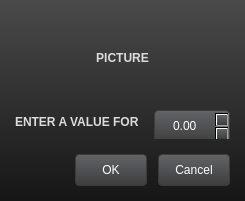
First picture: the form in gui/uimessagebox.ui, repository buzzinglight/IanniX, before the edit.
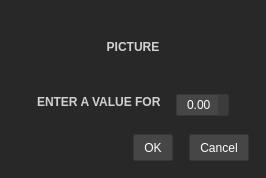
Second picture: the form after the edit. The open tabs and pages were chosen to show the change. Icons and pictures are not drawn.

The edit to the form file:
```diff
--- a/gui/uimessagebox.ui
+++ b/gui/uimessagebox.ui
@@ -6,264 +6,326 @@
    <rect>
     <x>0</x>
     <y>0</y>
-    <width>245</width>
-    <height>201</height>
+    <width>266</width>
+    <height>168</height>
    </rect>
   </property>
   <property name="windowTitle">
    <string>IanniX</string>
   </property>
   <property name="styleSheet">
-   <string notr="true">QWidget {
-	font: 12px &quot;Arial&quot;;
+   <string notr="true">QTabWidget, QLabel, QCheckBox, QLineEdit, QPlainTextEdit, QPushButton, QSpinBox, QDoubleSpinBox, QTreeView, QHeaderView, QTabBar, QComboBox, QFrame#globalFrame, QTabBar::tab, QTreeView, QHeaderView, QDockWidget, QStatusBar {
+	font: 						10px &quot;Museo Sans&quot;, &quot;Arial&quot;;
+	padding:					0px;
+	margin:					0px;
+	min-height: 				20px;
+	color: 						white;
+	border: 					0px solid black;
 }
-QLabel {
-	font: bold;
+QPushButton, QSpinBox, QDoubleSpinBox, QLineEdit, QPlainTextEdit, QCheckBox::indicator, QTreeView::indicator, QComboBox, QTreeView, QHeaderView {
+	border: 					1px solid rgb(55, 55, 55);
+	border-radius: 		2px;
+	background-color: 	rgb(70, 70, 70);
 }
-
-QLabel#separator1, QLabel#separator2, QLabel#separator3, QLabel#separator4 {
-	border-top: 1px solid rgb(44, 167, 218);
+QSpinBox, QDoubleSpinBox, QLineEdit, QPlainTextEdit, QCheckBox {
+	margin-top: 			4px;
+	margin-bottom: 		4px;
 }
 
-QFrame#globalFrame {
-	border: 0px solid transparent;
-	background-color: qlineargradient(spread:pad, x1:0, y1:0, x2:0, y2:1, stop:0 rgba(74, 74, 74, 255), stop:1 rgba(22, 22, 22, 255));
+QFrame#globalFrame, QFrame#transportFrame, QFrame#timeFrame, QFrame#optionFrame, QFrame#speedFrame, QFrame#logoFrame, QFrame#perfFrame, QDialog {
+	background-color: 	rgb(40, 40, 40);
 }
-QScrollArea#scrollArea, QWidget#scrollArea2 {
-	border: 0px solid transparent;
-	background: transparent;
+QLabel, QTabBar::tab {
+	font: 						bold;
 }
-
-QWidget#tabProject, QWidget#tabView, QWidget#tabInfo, QWidget#tabControlCenter, QWidget#tabOSC {
-	background-color: transparent;
-}
-QTabWidget::pane {
-	border: 1px solid rgba(255, 255, 255, 32);
-}
-
 QLabel, QCheckBox {
-	color: rgb(220, 220, 220);
+	color: 						rgb(210, 210, 210);
 }
 
-
-
-QLineEdit {
-	background: transparent;
-	border: 0px solid transparent;
+QTabWidget::pane {
+	border: 					1px solid rgb(50, 50, 50);
 }
+QTabWidget::tab-bar {
+	left: 							0px;
+}
+QTabWidget#tab {
+	color: red;
+}
+QTabBar::tab {
+	min-height: 							25px; /* FIX IN SS-TAB */
+	background-color: 				rgb(110, 110, 110);
+    border-top-left-radius: 		4px;
+    border-top-right-radius: 	4px;
+	margin-right:						2px;
+	padding-left: 						5px;
+	padding-right:						5px;
+	color: 									rgb(220, 220, 220);
+}
+QTabBar::tab:selected {
+	background-color: 				rgb(242, 241, 237);
+	color: 									black;
+}
+QTabBar::tab:hover {
+	color: 									black;
+}
+QTabBar::tab:!selected {
+    margin-top: 						2px;
+}
+QTabBar::tab:disabled {
+	color: 									gray;
+}
 
-QPushButton, QSpinBox, QDoubleSpinBox, QLineEdit {
-	border: 1px solid rgb(60, 60, 60);
-	border-radius: 4px;
-	background-color: qlineargradient(spread:pad, x1:0, y1:0, x2:0, y2:1, stop:0 rgba(99, 100, 103, 255), stop:1 rgba(61, 61, 61, 255));
-	min-width: 70px;
-	min-height: 30px;
 
-}
 QPushButton {
-	margin-left: 5px;
-	color: white;
+	margin-left: 			6px;
 }
 QPushButton:hover {
-	border: 1px solid rgb(0, 187, 255);
-	background-color: rgb(0, 137, 241, 128);
+	border: 					1px solid rgb(28, 124, 195);
+	background-color: 	rgb(21, 91, 143);
 }
-QPushButton::checked, QPushButton:pressed {
-	background-color: rgb(0, 187, 255);
-	color: white;
+QPushButton::checked, QPushButton:pressed, QCheckBox::indicator:checked, QTreeView::indicator:checked {
+	background-color: 	rgb(0, 187, 255);
 }
 
 
 QCheckBox {
-	spacing: 5px;
+	spacing: 					5px;
 }
-QCheckBox::indicator {
-	width: 11px;
-	height: 11px;
-	border: 1px solid rgb(60, 60, 60);
-	background-color: qlineargradient(spread:pad, x1:0, y1:0, x2:0, y2:1, stop:0 rgba(139, 140, 143, 255), stop:1 rgba(101, 101, 101, 255));
-}
-QCheckBox::indicator:checked {
-	background-color: qlineargradient(spread:pad, x1:0, y1:0, x2:0, y2:1, stop:0 rgba(50, 237, 255), stop:1 rgba(0, 187, 255, 255));
+QCheckBox::indicator, QTreeView::indicator  {
+	width: 						10px;
+	height: 					10px;
 }
 
-QDoubleSpinBox, QSpinBox, QLineEdit  {
-	padding: 2px;
-	padding-top: 0px;
-	color: white;
+QSpinBox, QDoubleSpinBox, QLineEdit {
+	padding-left	:			5px;
+}
+QSpinBox::up-button, QDoubleSpinBox::up-button, QSpinBox::down-button, QDoubleSpinBox::down-button {
+	width: 						5px;
+	padding: 					2px;
+	padding-left:			3px;
+	background-color: 	rgb(60, 60, 60);
+	border: 					0px solid black;
+	border-left:				1px solid rgb(70, 70, 70);
 }
 QSpinBox::up-button, QDoubleSpinBox::up-button {
-	width: 5px;
-    image: url(:/icons/res_icon_plus.png);
-	padding: 2px;
-	border: 0px solid transparent;
-	background: rgba(255, 255, 255, 64);
+    image: 						url(:/icons/res_icon_plus.png);
+	border-bottom:		1px solid rgb(70, 70, 70);
 }
 QSpinBox::down-button, QDoubleSpinBox::down-button {
-	width: 5px;
-    image: url(:/icons/res_icon_minus.png);
-	padding: 2px;
-	border: 0px solid transparent;
-	background: rgba(255, 255, 255, 64);
+    image: 						url(:/icons/res_icon_minus.png);
 }
 
 
-
-QTreeWidget {
-	alternate-background-color: rgb(79, 79, 81);
-	color: white;
-	border: 0px solid transparent;
-	gridline-color: rgb(150, 152, 137);
-	selection-background-color: rgb(0, 187, 255);
-	background: transparent;
-	background-color: rgb(63, 64, 64);
+QComboBox {
+	background:			rgb(242, 241, 237);
+	color: 					black;
+	margin-left: 		3px;
+	border-radius: 	3px;
+	selection-color: 	black;
+	padding-left: 		5px;
 }
-QTreeWidget::item {
+QComboBox::drop-down {
+	width: 						10px;
+	padding: 					2px;
+	border: 					0px solid black;
+	background-color: 	rgb(70, 70, 70);
+    image: 						url(:/icons/res_icon_down.png);
+}
+QComboBox QAbstractItemView {
+	min-height: 				50px;
+}
+
+
+
+QTreeView {
+	background:								rgb(50, 50, 50);
+	alternate-background-color: 	rgb(55, 55, 55);
+	selection-background-color: 	rgb(0, 187, 255);
+	gridline-color: 							rgb(60, 60, 60);
 }
 QHeaderView {
-	background: transparent;
-	border: 0px solid transparent;
-	color: rgb(203, 203, 203);
-	min-height: 12px;
+	background: 							transparent;
+	border: 									0px solid black;
+	color: 										rgb(200, 200, 200);
+	min-height: 								14px;
 }
 QHeaderView::section {
-	background: rgba(255, 255, 255, 64);
-	padding-left: 4px;
-	border: 0px solid transparent;
-	border-top-left-radius:  6px;
-	border-top-right-radius: 6px;
-	font: bold;
+	background: 							rgb(90, 90, 90);
+	padding-left: 							5px;
+	border-top-left-radius:  			3px;
+	border-top-right-radius: 		3px;
+	margin-right:							1px;
+	font: 										9px &quot;Arial&quot;;
 }
-
-QTreeView::indicator {
-	border: 1px solid rgb(60, 60, 60);
-	width: 11px;
-	height: 11px;
-}
-QTreeView::indicator:unchecked {
-	background-color: qlineargradient(spread:pad, x1:0, y1:0, x2:0, y2:1, stop:0 rgba(139, 140, 143, 255), stop:1 rgba(101, 101, 101, 255));
-}
-QTreeView::indicator:checked {
-	background-color: qlineargradient(spread:pad, x1:0, y1:0, x2:0, y2:1, stop:0 rgba(50, 237, 255), stop:1 rgba(0, 187, 255, 255));
+QTreeView::item {
+	min-height: 20px;
 }
 
 
 
 QScrollBar:vertical, QScrollBar:horizontal {
-	border: 0px solid transparent;
-	background: rgba(255, 255, 255, 32);
+	border: 				0px solid black;
+	background: 		rgba(255, 255, 255, 32);
 }
 QScrollBar::handle:vertical, QScrollBar::handle:horizontal {
-	border: 0px solid transparent;
-	background: rgb(161, 161, 161);
-	border-radius: 3px;
+	border: 				0px solid black;
+	background: 		rgb(161, 161, 161);
+	border-radius: 	3px;
 }
-QScrollBar:vertical {						width: 8px;					}
-QScrollBar:horizontal {					height: 8px;				}
+QScrollBar:vertical {						width: 			8px;					}
+QScrollBar:horizontal {					height: 		8px;				}
 QScrollBar::handle:vertical {			min-height: 8px;		}
-QScrollBar::handle:horizontal {	min-width: 8px;			}
+QScrollBar::handle:horizontal {	min-width: 	8px;			}
 QScrollBar::add-line:vertical, QScrollBar::add-line:hozirontal, QScrollBar::sub-line:vertical, QScrollBar::sub-line:horizontal, QScrollBar::up-arrow:vertical, QScrollBar::up-arrow:horizontal, QScrollBar::down-arrow:vertical, QScrollBar::down-arrow:horizontal {
-	border: 0px solid transparent;
-	background: transparent;
-	width: 1px;
-	height: 1px;
+	border: 			0px solid black;
+	background: 	transparent;
+	width: 				1px;
+	height: 			1px;
 }
 QScrollBar::add-page:vertical, QScrollBar::sub-page:vertical, QScrollBar::add-page:horizontal, QScrollBar::sub-page:horizontal {
-	background: none;
+	background: 	none;
+}
+
+
+QSlider:horizontal {
+	min-width: 				100px;
+}
+QSlider::groove:horizontal {
+	border: 					0px solid transparent;
+	background-color: 	rgb(70, 70, 70);
+	height: 					3px;
+}
+QSlider::handle:horizontal {
+	width: 						11px;
+	height: 					10px;
+	border-radius: 		5px;
+	margin-top: 			-4px;
+	margin-bottom: 		-4px;
+	border: 					0px solid black;
+	background-color: 	rgb(0, 187, 250);
 }
 
 
 QSplitter::handle {
-	background: rgb(255, 255, 255, 30);
+	background: 							rgb(255, 255, 255, 30);
 }
 QSplitter::handle:pressed {
-	background: rgb(0, 187, 255);
+	background: 							rgb(0, 187, 255);
  }
-QSplitter::handle:horizontal	 	{	width: 4px; }
-QSplitter::handle:vertical     		{	height: 4px; }
+QSplitter::handle:horizontal	 	{	width: 	4px; }
+QSplitter::handle:vertical     		{	height:	4px; }
 
-
-QComboBox {
-	border: 0px solid transparent;
-	background: rgba(255, 255, 255, 200);
-	color: black;
-	margin-left: 4px;
-	padding-top: -4px;
-	border-radius: 4px;
+QDockWidget {
 }
-QComboBox {
-	selection-color: black;
-	padding-top: 0px;
-	padding-left: 4px;
+QDockWidget::title {
+    text-align:				center;
+	background-color: 	rgb(70, 70, 70);
 }
-QComboBox::drop-down {
-	width: 10px;
-	padding: 4px;
-	border: 0px solid transparent;
-	background: rgb(0, 187, 255);
-    image: url(:/icons/res_icon_down.png);
+
+
+QToolButton {
+	border: 					0px solid black;
+	border-radius: 		3px;
+	margin: 					2px;
 }
+QToolButton:pressed, QToolButton:checked {
+	border: 					0px solid black;
+    background-color: 	rgba(0, 0, 0, 20);
+}
 
-QPlainTextEdit {
-	background-color: rgb(242, 241, 237);
+
+QStatusBar {
+	color: 						rgb(210, 210, 210);
+	border-top: 				1px solid rgb(50, 50, 50);
+	background-color: 	rgb(30, 30, 30);
 }
 
 
-QTabWidget::tab-bar {
-	left: 5px;
+
+
+
+/*TRANSPORT*/
+QFrame#transportFrame, QFrame#timeFrame, QFrame#optionFrame, QFrame#speedFrame, QFrame#logoFrame, QFrame#perfFrame{
+	border: 					0px solid black;
+	border-left: 				1px solid rgb(50, 50, 50);
 }
-QTabWidget {
-	border: 0px transparent;
+QWIdget {
+	margin:					0px;
+	padding:					0px;
 }
-QTabBar::tab {
-	background-color: rgba(255, 255, 255, 100);
-    border-top-left-radius: 4px;
-    border-top-right-radius: 4px;
-	font: bold;
-	min-height: 25px;
-	margin-left: 2px;
-	padding-left: 5px;
-	padding-right: 5px;
-	color: rgb(220, 220, 220);
+QWidget#speedSlider {
+	margin-top: 			7px;
 }
-QTabBar::tab:selected {
-	background-color: rgb(242, 241, 237);
-	color: black;
+QWidget#timeEdit, QWidget#perfCpuEdit, QWidget#perfOpenGLEdit, QWidget#perfSchedulerEdit {
+	background-color: 	transparent;
+	border: 					0px solid black;
+	font:							9px;
+	color: 						rgb(140, 140, 140);
 }
-QTabBar::tab:hover {
-	color: black;
+QLineEdit#timeEdit {
+	font: 						40px &quot;Lucida Sans&quot;, &quot;Lucida Grande&quot;, &quot;Lucida Sans Unicode&quot;, &quot;Lucida&quot;;
+	color: 						rgb(0, 187, 255);
 }
-QTabBar::tab:!selected {
-     margin-top: 2px;
+QPushButton#logoButton {
+	border: 					0px solid black;
+	background-color: 	transparent;
 }
+QPushButton:hover#logoButton {
+	border: 					1px solid rgb(28, 124, 195);
+	background-color: 	rgb(21, 91, 143);
+}
+QPushButton#ffButton, QPushButton#playButton {
+	min-width:  		40px;
+	min-height: 		40px;
+	border-radius: 20px;
+}
+QPushButton#logoButton {
+	margin: -2px;
+}
+/* ---- */
 
 
+/* INSPECTEUR */
+QWidget#ssTabInfoGeneral, QWidget#ssTabInfoSpace, QWidget#ssTabInfoTime, QWidget#ssTabInfoMessage, QWidget#ssTabConfigLog, QWidget#ssTabConfigNetwork, QWidget#ssTabConfigMIDI, QWidget#ssTabConfigArduino, QWidget#ssTabConfigSyphon, QWidget#ssTabConfigWeb, QWidget#ssTabRessource {
+	background-color: 	rgb(50, 50, 50)
+}
+QWidget#tabProject, QWidget#tabView, QWidget#tabInfo, QWidget#tabControlCenter, QWidget#tabConfig {
+	background-color: 	transparent;
+}
+QWidget#equationEdit {
+	font: 						10px &quot;Lucida Console&quot;, &quot;Monaco&quot;;
+}
+
+/* ----- */
+
+
+
+/* MAIN */
+QWidget#centralwidget  {
+	background-color: black;
+}
+/* ----- */
+
+
+/* DIALOG */
+QDialogButtonBox QPushButton {
+	padding-left: 		10px;
+	padding-right: 	10px;
+	min-height:			25px;
+	margin:				5px;
+}
+/* ------ */
 </string>
   </property>
   <property name="modal">
    <bool>true</bool>
   </property>
-  <layout class="QHBoxLayout" name="horizontalLayout">
+  <layout class="QVBoxLayout" name="verticalLayout_4">
    <property name="spacing">
-    <number>0</number>
+    <number>12</number>
    </property>
    <property name="margin">
-    <number>0</number>
-   </property>
-   <item>
-    <widget class="QFrame" name="globalFrame">
-     <property name="frameShape">
-      <enum>QFrame::StyledPanel</enum>
-     </property>
-     <property name="frameShadow">
-      <enum>QFrame::Raised</enum>
-     </property>
-     <layout class="QVBoxLayout" name="verticalLayout_5">
-      <property name="spacing">
-       <number>15</number>
-      </property>
-      <property name="margin">
-       <number>15</number>
+    <number>12</number>
       </property>
       <item>
        <widget class="QStackedWidget" name="choices">
@@ -278,11 +340,27 @@
           <property name="margin">
            <number>0</number>
           </property>
+       <item>
+        <spacer name="horizontalSpacer_5">
+         <property name="orientation">
+          <enum>Qt::Horizontal</enum>
+         </property>
+         <property name="sizeHint" stdset="0">
+          <size>
+           <width>40</width>
+           <height>20</height>
+          </size>
+         </property>
+        </spacer>
+       </item>
           <item>
            <widget class="QLabel" name="spinLabel">
             <property name="text">
              <string>ENTER A VALUE FOR</string>
             </property>
+         <property name="alignment">
+          <set>Qt::AlignLeading|Qt::AlignLeft|Qt::AlignVCenter</set>
+         </property>
            </widget>
           </item>
           <item>
@@ -290,7 +368,7 @@
             <property name="minimumSize">
              <size>
               <width>0</width>
-              <height>24</height>
+           <height>30</height>
              </size>
             </property>
             <property name="maximumSize">
@@ -304,6 +382,19 @@
             </property>
            </widget>
           </item>
+       <item>
+        <spacer name="horizontalSpacer_6">
+         <property name="orientation">
+          <enum>Qt::Horizontal</enum>
+         </property>
+         <property name="sizeHint" stdset="0">
+          <size>
+           <width>40</width>
+           <height>20</height>
+          </size>
+         </property>
+        </spacer>
+       </item>
          </layout>
         </widget>
         <widget class="QWidget" name="page_3">
@@ -321,12 +412,6 @@
               <property name="orientation">
                <enum>Qt::Horizontal</enum>
               </property>
-              <property name="sizeHint" stdset="0">
-               <size>
-                <width>40</width>
-                <height>20</height>
-               </size>
-              </property>
              </spacer>
             </item>
             <item>
@@ -344,12 +429,6 @@
               <property name="orientation">
                <enum>Qt::Horizontal</enum>
               </property>
-              <property name="sizeHint" stdset="0">
-               <size>
-                <width>40</width>
-                <height>20</height>
-               </size>
-              </property>
              </spacer>
             </item>
            </layout>
@@ -359,6 +438,19 @@
             <property name="spacing">
              <number>15</number>
             </property>
+         <item>
+          <spacer name="horizontalSpacer_7">
+           <property name="orientation">
+            <enum>Qt::Horizontal</enum>
+           </property>
+           <property name="sizeHint" stdset="0">
+            <size>
+             <width>40</width>
+             <height>20</height>
+            </size>
+           </property>
+          </spacer>
+         </item>
             <item>
              <widget class="QLabel" name="spinpLabel">
               <property name="text">
@@ -374,7 +466,7 @@
               <property name="minimumSize">
                <size>
                 <width>0</width>
-                <height>24</height>
+             <height>30</height>
                </size>
               </property>
               <property name="maximumSize">
@@ -388,6 +480,19 @@
               </property>
              </widget>
             </item>
+         <item>
+          <spacer name="horizontalSpacer_8">
+           <property name="orientation">
+            <enum>Qt::Horizontal</enum>
+           </property>
+           <property name="sizeHint" stdset="0">
+            <size>
+             <width>40</width>
+             <height>20</height>
+            </size>
+           </property>
+          </spacer>
+         </item>
            </layout>
           </item>
          </layout>
@@ -405,6 +510,9 @@
             <property name="text">
              <string>ENTER A VALUE FOR</string>
             </property>
+         <property name="alignment">
+          <set>Qt::AlignCenter</set>
+         </property>
            </widget>
           </item>
          </layout>
@@ -417,11 +525,27 @@
           <property name="margin">
            <number>0</number>
           </property>
+       <item>
+        <spacer name="horizontalSpacer_9">
+         <property name="orientation">
+          <enum>Qt::Horizontal</enum>
+         </property>
+         <property name="sizeHint" stdset="0">
+          <size>
+           <width>40</width>
+           <height>20</height>
+          </size>
+         </property>
+        </spacer>
+       </item>
           <item>
            <widget class="QLabel" name="textLabel">
             <property name="text">
              <string>ENTER A VALUE FOR</string>
             </property>
+         <property name="alignment">
+          <set>Qt::AlignRight|Qt::AlignTrailing|Qt::AlignVCenter</set>
+         </property>
             <property name="buddy">
              <cstring>textEdit</cstring>
             </property>
@@ -431,8 +555,8 @@
            <widget class="QLineEdit" name="textEdit">
             <property name="minimumSize">
              <size>
-              <width>0</width>
-              <height>24</height>
+           <width>100</width>
+           <height>30</height>
              </size>
             </property>
             <property name="maximumSize">
@@ -446,10 +570,29 @@
             </property>
            </widget>
           </item>
+       <item>
+        <spacer name="horizontalSpacer_10">
+         <property name="orientation">
+          <enum>Qt::Horizontal</enum>
+         </property>
+         <property name="sizeHint" stdset="0">
+          <size>
+           <width>40</width>
+           <height>20</height>
+          </size>
+         </property>
+        </spacer>
+       </item>
          </layout>
         </widget>
         <widget class="QWidget" name="page_5">
          <layout class="QVBoxLayout" name="verticalLayout">
+       <property name="spacing">
+        <number>5</number>
+       </property>
+       <property name="margin">
+        <number>0</number>
+       </property>
           <item>
            <layout class="QHBoxLayout" name="horizontalLayout_6">
             <item>
@@ -490,7 +633,7 @@
           <item>
            <widget class="QLabel" name="updateLabel">
             <property name="text">
-             <string>ENTER A VALUE FOR</string>
+          <string>Title of popup</string>
             </property>
             <property name="buddy">
              <cstring>updatePlain</cstring>
@@ -510,7 +653,7 @@
           <item>
            <widget class="QLabel" name="updateLabel2">
             <property name="text">
-             <string>ENTER A VALUE FOR</string>
+          <string>Question</string>
             </property>
            </widget>
           </item>
@@ -527,9 +670,6 @@
       </item>
      </layout>
     </widget>
-   </item>
-  </layout>
- </widget>
  <tabstops>
   <tabstop>spinSpin</tabstop>
   <tabstop>spinpSpin</tabstop>
```
Left out of the diff: 4 changed lines with no effect on the pictures. Lines whose indentation alone changed are shown as unchanged.
